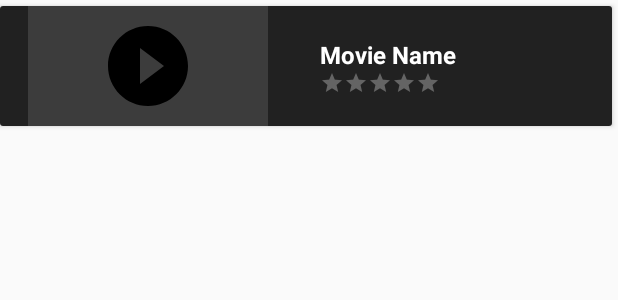
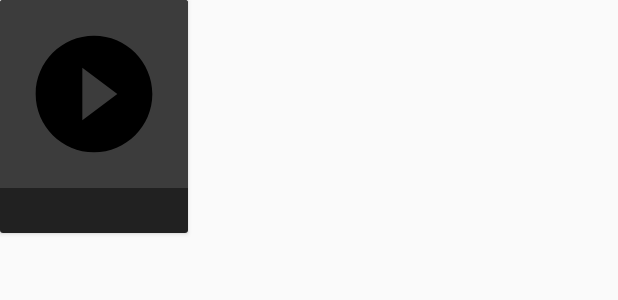
Before and after one commit to awesome-academy/MovieDB_37, an Android app: the layout item_genre.xml on its own in the app's theme, with its tools: preview values and no code run, on a phone screen of 412 x 824 dp. Shown: the top 300 px of the screen. Run offline under Robolectric (Android 15) with nearby library versions, the phone set to English and light mode, and no system bars.

```diff
--- a/app/src/main/java/com/example/moviedb_37/data/model/Movie.java
+++ b/app/src/main/java/com/example/moviedb_37/data/model/Movie.java
@@ -201,4 +201,8 @@ public class Movie {
 
     public Movie() {
     }
+
+    public float calculateVoteRating() {
+        return mVoteAverage / 2;
+    }
 }
--- a/app/src/main/java/com/example/moviedb_37/data/source/remote/config/service/NameServiceClient.java
+++ b/app/src/main/java/com/example/moviedb_37/data/source/remote/config/service/NameServiceClient.java
@@ -6,7 +6,7 @@ import com.example.moviedb_37.util.StringUtil;
 
 public class NameServiceClient extends ServiceClient {
 
-    private static final String END_POINT_URL = "https://api.themoviedb.org/3/";
+    private static final String END_POINT_URL = "https://api.themoviedb.org";
     private static final String EXCEPTION_MESSAGE =
             " is not initialized, call initialize(..) method first.";
     private static NameApi sApiInstacne;
--- a/app/src/main/java/com/example/moviedb_37/util/StringUtil.java
+++ b/app/src/main/java/com/example/moviedb_37/util/StringUtil.java
@@ -6,9 +6,12 @@ public class StringUtil {
     }
 
     public static String append(String... strings){
-        StringBuilder stringBuilder = new StringBuilder() ;
+        StringBuilder stringBuilder = new StringBuilder();
         for (String string:strings) stringBuilder.append(string);
         return stringBuilder.toString();
     }
 
+    public static String getImageLink(int size, String url) {
+        return StringUtil.append(Constans.IMAGE_LINK, String.valueOf(size), Constans.SLASH, url);
+    }
 }
--- a/app/src/main/res/layout/item_genre.xml
+++ b/app/src/main/res/layout/item_genre.xml
@@ -1,70 +1,48 @@
 <?xml version="1.0" encoding="utf-8"?>
-<layout>
+<layout xmlns:app="http://schemas.android.com/apk/res-auto">
+
     <data>
+
         <variable
             name="viewModel"
             type="com.example.moviedb_37.screen.home.ItemGenreListViewModel" />
     </data>
+
     <android.support.v7.widget.CardView xmlns:android="http://schemas.android.com/apk/res/android"
         xmlns:app="http://schemas.android.com/apk/res-auto"
-    android:layout_width="match_parent"
+        android:layout_width="wrap_content"
         android:layout_height="wrap_content"
-    android:layout_marginTop="@dimen/dp_4"
-    android:layout_marginEnd="@dimen/dp_4"
-    android:layout_marginRight="@dimen/dp_4">
+        android:layout_marginRight="@dimen/dp_8">
 
         <android.support.constraint.ConstraintLayout
-        android:layout_width="match_parent"
-        android:layout_height="@dimen/dp_80"
+            android:layout_width="wrap_content"
+            android:layout_height="wrap_content"
             android:background="@color/home_background">
 
             <ImageView
-            android:id="@+id/image_movie"
-            android:layout_width="0dp"
-            android:layout_height="0dp"
-            android:layout_marginEnd="@dimen/dp_8"
-            android:layout_marginRight="@dimen/dp_8"
+                android:id="@+id/image_genres"
+                android:layout_width="@dimen/dp_125"
+                android:layout_height="@dimen/dp_125"
+                android:layout_marginBottom="@dimen/dp_30"
                 android:background="@color/color_brighter_black"
-            android:padding="@dimen/dp_8"
+                android:padding="@dimen/dp_16"
                 android:src="@drawable/ic_play_circle"
                 app:layout_constraintBottom_toBottomOf="parent"
-            app:layout_constraintDimensionRatio="2:1"
-            app:layout_constraintEnd_toStartOf="@+id/text_movie_name"
+                app:layout_constraintEnd_toEndOf="parent"
                 app:layout_constraintStart_toStartOf="parent"
                 app:layout_constraintTop_toTopOf="parent" />
 
             <TextView
-            android:id="@+id/text_movie_name"
-            android:layout_width="0dp"
+                android:layout_width="wrap_content"
                 android:layout_height="wrap_content"
-            android:layout_marginStart="@dimen/dp_8"
-            android:layout_marginEnd="@dimen/dp_16"
-            android:gravity="center_vertical"
-            android:text="@string/title_movie_name"
-            android:textColor="@android:color/white"
+                android:layout_marginTop="@dimen/dp_8"
+                android:text="@{viewModel.mGenresObservableField.name}"
+                android:textColor="@color/color_blue"
                 android:textSize="@dimen/dp_16"
                 android:textStyle="bold"
-            app:layout_constraintBottom_toTopOf="@id/rating_bar"
-            app:layout_constraintEnd_toEndOf="parent"
-            app:layout_constraintStart_toEndOf="@id/image_movie"
-            app:layout_constraintTop_toTopOf="@id/image_movie"
-            app:layout_constraintVertical_chainStyle="packed"
-            android:layout_marginRight="@dimen/dp_16"
-            android:layout_marginLeft="@dimen/dp_8" />
-
-        <RatingBar
-            android:id="@+id/rating_bar"
-            style="@style/Widget.AppCompat.RatingBar.Small"
-            android:layout_width="wrap_content"
-            android:layout_height="wrap_content"
-            android:isIndicator="true"
-            android:numStars="5"
-            android:rating="0"
-            android:stepSize="0.1"
-            android:theme="@style/RatingBar"
-            app:layout_constraintBottom_toBottomOf="@id/image_movie"
-            app:layout_constraintStart_toStartOf="@id/text_movie_name"
-            app:layout_constraintTop_toBottomOf="@id/text_movie_name" />
+                app:layout_constraintEnd_toEndOf="@id/image_genres"
+                app:layout_constraintStart_toStartOf="@id/image_genres"
+                app:layout_constraintTop_toBottomOf="@id/image_genres" />
         </android.support.constraint.ConstraintLayout>
     </android.support.v7.widget.CardView>
 </layout>
```
Also changed, not shown: app/src/main/java/com/example/moviedb_37/data/repository/MovieRepository.java (+50 -1 lines), app/src/main/java/com/example/moviedb_37/data/source/MovieDataSource.java (+15 -0 lines), app/src/main/java/com/example/moviedb_37/data/source/remote/MovieRemoteDataSource.java (+64 -0 lines), app/src/main/java/com/example/moviedb_37/data/source/remote/config/response/CategoryResult.java (added, +43 -0 lines), app/src/main/java/com/example/moviedb_37/data/source/remote/config/response/GenreResult.java (added, +24 -0 lines), app/src/main/java/com/example/moviedb_37/data/source/remote/config/service/NameApi.java (+21 -0 lines), app/src/main/java/com/example/moviedb_37/data/source/remote/config/service/ServiceClient.java (+30 -2 lines), app/src/main/java/com/example/moviedb_37/util/Constans.java (added, +9 -0 lines), app/src/main/java/com/example/moviedb_37/util/binding/BindingUtils.java (+41 -3 lines), app/src/main/res/layout/fragment_home.xml (+28 -25 lines), app/src/main/res/layout/item_movie.xml (+5 -3 lines). Lines whose indentation alone changed are shown as unchanged.
